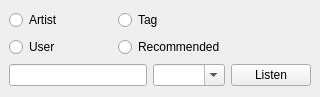
Before: the Qt Designer form trunk/GUI/radio/GUI_RadioWidget.ui in shahid334/sayonara-player, drawn with Qt 5.
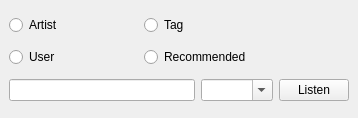
After: the same form once the commit is applied.

The edit to the form file:
```diff
--- a/trunk/GUI/radio/GUI_RadioWidget.ui
+++ b/trunk/GUI/radio/GUI_RadioWidget.ui
@@ -6,8 +6,8 @@
    <rect>
     <x>0</x>
     <y>0</y>
-    <width>320</width>
-    <height>97</height>
+    <width>358</width>
+    <height>118</height>
    </rect>
   </property>
   <property name="sizePolicy">
@@ -18,8 +18,8 @@
   </property>
   <property name="minimumSize">
    <size>
-    <width>320</width>
-    <height>97</height>
+    <width>0</width>
+    <height>105</height>
    </size>
   </property>
   <property name="features">
@@ -49,7 +49,7 @@
       </property>
       <property name="maximumSize">
        <size>
-        <width>80</width>
+        <width>70</width>
         <height>200</height>
        </size>
       </property>
@@ -68,13 +68,13 @@
      <widget class="QLabel" name="lab_lfm">
       <property name="minimumSize">
        <size>
-        <width>80</width>
+        <width>70</width>
         <height>0</height>
        </size>
       </property>
       <property name="maximumSize">
        <size>
-        <width>80</width>
+        <width>70</width>
         <height>16777215</height>
        </size>
       </property>
```
